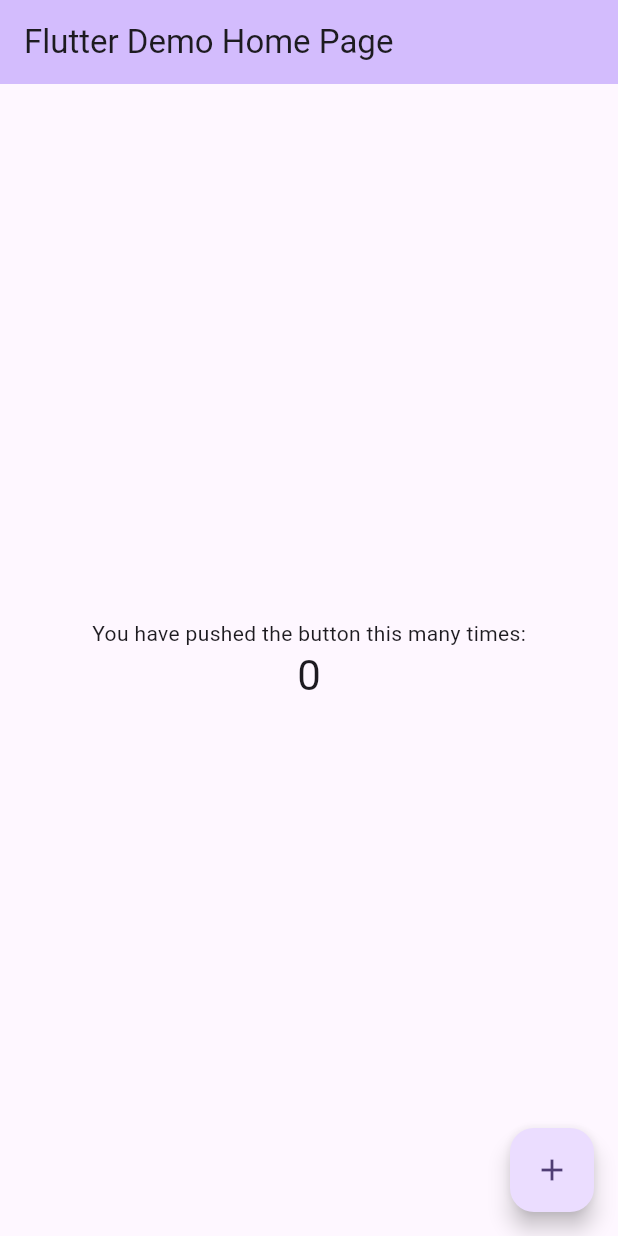
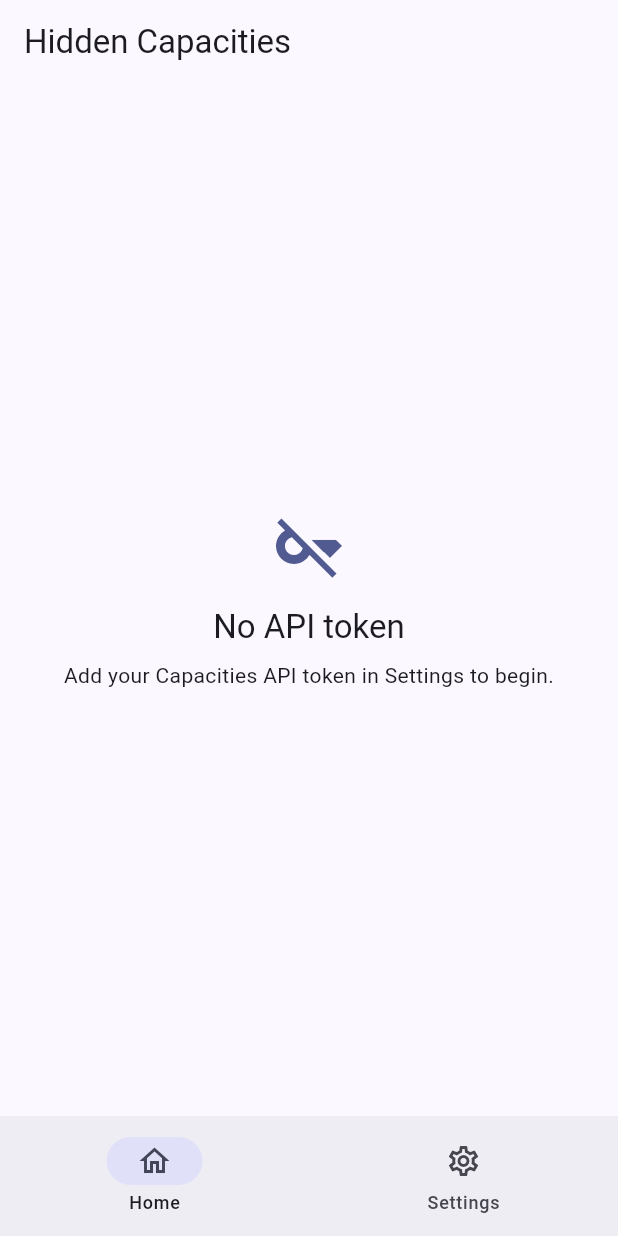
Before and after one commit to ZackaryW/hidden-capacities, a Flutter app: the screen it shows after launch, on a phone screen of 412 x 824 dp. Run offline on Flutter 3.47's test engine with Material 3 defaults, Android fonts, the phone set to English and light mode, and no system bars; our stand-ins replace flutter_secure_storage; missing offline and left inert: flutter_quill, pointycastle, unofficial_capacities.

Commit message:
feat(ui): LocalSend-style shell, Home flow, Settings, Quill viewer
zmem(DECISION): the app shell rebuilds the HomeController whenever the API token changes (space-scoped CapacitiesClient needs the token at construction), showing a no-token prompt until one is set
zmem(DECISION): clipboard auto-detection polls via ClipboardWatcher with an injectable reader and a watchClipboard flag, so widget tests run without a pending platform timer
zmem(LESSON_LEARNT): flutter_quill 11 renders read-only via QuillController(readOnly: true) + QuillEditor.basic, and requires FlutterQuillLocalizations.delegate registered on MaterialApp
- FlutterSecureKv adapter; Home renders every HomeState (idle/plain/encrypted/decrypted/wrong-password/encrypted-link/error); Settings persists token/passphrase/auto-decrypt
- post-encrypt link opens Capacities via url_launcher; widget smoke test boots + navigates

```diff
--- a/lib/main.dart
+++ b/lib/main.dart
@@ -1,122 +1,7 @@
 import 'package:flutter/material.dart';
 
+import 'src/ui/app.dart';
+
 void main() {
-  runApp(const MyApp());
+  runApp(const HiddenCapApp());
 }
-
-class MyApp extends StatelessWidget {
-  const MyApp({super.key});
-
-  // This widget is the root of your application.
-  @override
-  Widget build(BuildContext context) {
-    return MaterialApp(
-      title: 'Flutter Demo',
-      theme: ThemeData(
-        // This is the theme of your application.
-        //
-        // TRY THIS: Try running your application with "flutter run". You'll see
-        // the application has a purple toolbar. Then, without quitting the app,
-        // try changing the seedColor in the colorScheme below to Colors.green
-        // and then invoke "hot reload" (save your changes or press the "hot
-        // reload" button in a Flutter-supported IDE, or press "r" if you used
-        // the command line to start the app).
-        //
-        // Notice that the counter didn't reset back to zero; the application
-        // state is not lost during the reload. To reset the state, use hot
-        // restart instead.
-        //
-        // This works for code too, not just values: Most code changes can be
-        // tested with just a hot reload.
-        colorScheme: .fromSeed(seedColor: Colors.deepPurple),
-      ),
-      home: const MyHomePage(title: 'Flutter Demo Home Page'),
-    );
-  }
-}
-
-class MyHomePage extends StatefulWidget {
-  const MyHomePage({super.key, required this.title});
-
-  // This widget is the home page of your application. It is stateful, meaning
-  // that it has a State object (defined below) that contains fields that affect
-  // how it looks.
-
-  // This class is the configuration for the state. It holds the values (in this
-  // case the title) provided by the parent (in this case the App widget) and
-  // used by the build method of the State. Fields in a Widget subclass are
-  // always marked "final".
-
-  final String title;
-
-  @override
-  State<MyHomePage> createState() => _MyHomePageState();
-}
-
-class _MyHomePageState extends State<MyHomePage> {
-  int _counter = 0;
-
-  void _incrementCounter() {
-    setState(() {
-      // This call to setState tells the Flutter framework that something has
-      // changed in this State, which causes it to rerun the build method below
-      // so that the display can reflect the updated values. If we changed
-      // _counter without calling setState(), then the build method would not be
-      // called again, and so nothing would appear to happen.
-      _counter++;
-    });
-  }
-
-  @override
-  Widget build(BuildContext context) {
-    // This method is rerun every time setState is called, for instance as done
-    // by the _incrementCounter method above.
-    //
-    // The Flutter framework has been optimized to make rerunning build methods
-    // fast, so that you can just rebuild anything that needs updating rather
-    // than having to individually change instances of widgets.
-    return Scaffold(
-      appBar: AppBar(
-        // TRY THIS: Try changing the color here to a specific color (to
-        // Colors.amber, perhaps?) and trigger a hot reload to see the AppBar
-        // change color while the other colors stay the same.
-        backgroundColor: Theme.of(context).colorScheme.inversePrimary,
-        // Here we take the value from the MyHomePage object that was created by
-        // the App.build method, and use it to set our appbar title.
-        title: Text(widget.title),
-      ),
-      body: Center(
-        // Center is a layout widget. It takes a single child and positions it
-        // in the middle of the parent.
-        child: Column(
-          // Column is also a layout widget. It takes a list of children and
-          // arranges them vertically. By default, it sizes itself to fit its
-          // children horizontally, and tries to be as tall as its parent.
-          //
-          // Column has various properties to control how it sizes itself and
-          // how it positions its children. Here we use mainAxisAlignment to
-          // center the children vertically; the main axis here is the vertical
-          // axis because Columns are vertical (the cross axis would be
-          // horizontal).
-          //
-          // TRY THIS: Invoke "debug painting" (choose the "Toggle Debug Paint"
-          // action in the IDE, or press "p" in the console), to see the
-          // wireframe for each widget.
-          mainAxisAlignment: .center,
-          children: [
-            const Text('You have pushed the button this many times:'),
-            Text(
-              '$_counter',
-              style: Theme.of(context).textTheme.headlineMedium,
-            ),
-          ],
-        ),
-      ),
-      floatingActionButton: FloatingActionButton(
-        onPressed: _incrementCounter,
-        tooltip: 'Increment',
-        child: const Icon(Icons.add),
-      ),
-    );
-  }
-}
--- /dev/null
+++ b/lib/src/clipboard/clipboard_watcher.dart
@@ -0,0 +1,47 @@
+import 'dart:async';
+
+import 'package:flutter/services.dart';
+
+/// Reads the current plain-text clipboard contents.
+typedef ClipboardReader = Future<String?> Function();
+
+/// Polls the clipboard and reports new content once per change, so a copied
+/// `capacities://` deeplink is auto-detected. The reader is injectable for
+/// tests; the default uses the platform clipboard.
+class ClipboardWatcher {
+  final ClipboardReader _read;
+  final Duration interval;
+
+  Timer? _timer;
+  String? _last;
+
+  ClipboardWatcher({
+    ClipboardReader? read,
+    this.interval = const Duration(seconds: 2),
+  }) : _read = read ?? _platformRead;
+
+  static Future<String?> _platformRead() async =>
+      (await Clipboard.getData(Clipboard.kTextPlain))?.text;
+
+  /// Starts polling; [onChanged] fires only when the clipboard text differs
+  /// from the last seen value.
+  void start(void Function(String) onChanged) {
+    _timer ??= Timer.periodic(interval, (_) => _tick(onChanged));
+  }
+
+  Future<void> _tick(void Function(String) onChanged) async {
+    final text = await _read();
+    if (text != null && text != _last) {
+      _last = text;
+      onChanged(text);
+    }
+  }
+
+  /// Reads the clipboard once immediately (e.g. a manual "check" action).
+  Future<void> checkNow(void Function(String) onChanged) => _tick(onChanged);
+
+  void dispose() {
+    _timer?.cancel();
+    _timer = null;
+  }
+}
--- /dev/null
+++ b/lib/src/settings/flutter_secure_kv.dart
@@ -0,0 +1,18 @@
+import 'package:flutter_secure_storage/flutter_secure_storage.dart';
+
+import 'settings_store.dart';
+
+/// [SecureKeyValue] backed by `flutter_secure_storage` (the app's real store).
+class FlutterSecureKv implements SecureKeyValue {
+  final FlutterSecureStorage _storage;
+
+  FlutterSecureKv([FlutterSecureStorage? storage])
+      : _storage = storage ?? const FlutterSecureStorage();
+
+  @override
+  Future<String?> read(String key) => _storage.read(key: key);
+
+  @override
+  Future<void> write(String key, String value) =>
+      _storage.write(key: key, value: value);
+}
--- /dev/null
+++ b/lib/src/ui/app.dart
@@ -0,0 +1,141 @@
+import 'package:flutter/material.dart';
+import 'package:flutter_localizations/flutter_localizations.dart';
+import 'package:flutter_quill/flutter_quill.dart';
+import 'package:unofficial_capacities/unofficial_capacities.dart';
+
+import '../clipboard/clipboard_watcher.dart';
+import '../crypto/hidden_cap_cipher.dart';
+import '../integration/capacities_gateway.dart';
+import '../service/hidden_cap_service.dart';
+import '../settings/flutter_secure_kv.dart';
+import '../settings/settings_store.dart';
+import '../transform/block_quill_transform.dart';
+import 'home_controller.dart';
+import 'home_page.dart';
+import 'settings_page.dart';
+
+/// Builds the encrypt/decrypt service for a given API [token].
+typedef ServiceFactory = HiddenCapService Function(String token);
+
+HiddenCapService _defaultServiceFactory(String token) => HiddenCapService(
+      gateway: CapacitiesGateway(CapacitiesClient(apiToken: token)),
+      cipher: HiddenCapCipher(),
+      transform: BlockQuillTransform(),
+    );
+
+/// Root app. [settingsOverride]/[serviceFactory]/[watchClipboard] exist so
+/// widget tests can inject an in-memory store, a fake service, and disable the
+/// polling timer.
+class HiddenCapApp extends StatelessWidget {
+  final SettingsStore? settingsOverride;
+  final ServiceFactory serviceFactory;
+  final bool watchClipboard;
+
+  const HiddenCapApp({
+    super.key,
+    this.settingsOverride,
+    this.serviceFactory = _defaultServiceFactory,
+    this.watchClipboard = true,
+  });
+
+  @override
+  Widget build(BuildContext context) {
+    return MaterialApp(
+      title: 'Hidden Capacities',
+      localizationsDelegates: const [
+        GlobalMaterialLocalizations.delegate,
+        GlobalWidgetsLocalizations.delegate,
+        GlobalCupertinoLocalizations.delegate,
+        FlutterQuillLocalizations.delegate,
+      ],
+      supportedLocales: const [Locale('en')],
+      theme: ThemeData(colorSchemeSeed: Colors.indigo, useMaterial3: true),
+      darkTheme: ThemeData(
+        colorSchemeSeed: Colors.indigo,
+        brightness: Brightness.dark,
+        useMaterial3: true,
+      ),
+      home: HomeShell(
+        settings: settingsOverride ?? SettingsStore(FlutterSecureKv()),
+        serviceFactory: serviceFactory,
+        watchClipboard: watchClipboard,
+      ),
+    );
+  }
+}
+
+class HomeShell extends StatefulWidget {
+  final SettingsStore settings;
+  final ServiceFactory serviceFactory;
+  final bool watchClipboard;
+
+  const HomeShell({
+    super.key,
+    required this.settings,
+    required this.serviceFactory,
+    this.watchClipboard = true,
+  });
+
+  @override
+  State<HomeShell> createState() => _HomeShellState();
+}
+
+class _HomeShellState extends State<HomeShell> {
+  final _watcher = ClipboardWatcher();
+  HomeController? _controller;
+  int _index = 0;
+
+  @override
+  void initState() {
+    super.initState();
+    _rebuildController().then((_) {
+      if (widget.watchClipboard) {
+        _watcher.start((raw) => _controller?.handleClipboard(raw));
+      }
+    });
+  }
+
+  Future<void> _rebuildController() async {
+    final prefs = await widget.settings.load();
+    final token = prefs.apiToken;
+    setState(() {
+      _controller = (token == null || token.isEmpty)
+          ? null
+          : HomeController(
+              service: widget.serviceFactory(token),
+              settings: widget.settings,
+            );
+    });
+  }
+
+  @override
+  void dispose() {
+    _watcher.dispose();
+    super.dispose();
+  }
+
+  @override
+  Widget build(BuildContext context) {
+    final pages = [
+      HomePage(
+        controller: _controller,
+        onCheckClipboard: () =>
+            _watcher.checkNow((raw) => _controller?.handleClipboard(raw)),
+      ),
+      SettingsPage(store: widget.settings, onSaved: _rebuildController),
+    ];
+    return Scaffold(
+      appBar: AppBar(title: const Text('Hidden Capacities')),
+      body: IndexedStack(index: _index, children: pages),
+      bottomNavigationBar: NavigationBar(
+        selectedIndex: _index,
+        onDestinationSelected: (i) => setState(() => _index = i),
+        destinations: const [
+          NavigationDestination(icon: Icon(Icons.home_outlined), label: 'Home'),
+          NavigationDestination(
+              icon: Icon(Icons.settings_outlined), label: 'Settings'),
+        ],
+      ),
+    );
+  }
+}
--- /dev/null
+++ b/lib/src/ui/home_page.dart
@@ -0,0 +1,191 @@
+import 'package:flutter/material.dart';
+import 'package:flutter_quill/flutter_quill.dart';
+import 'package:url_launcher/url_launcher.dart';
+
+import 'home_controller.dart';
+
+/// The Home surface: reflects the [HomeController] state and offers the
+/// encrypt/decrypt actions. Renders decrypted content read-only in Quill.
+class HomePage extends StatelessWidget {
+  final HomeController? controller;
+  final Future<void> Function() onCheckClipboard;
+
+  const HomePage({
+    super.key,
+    required this.controller,
+    required this.onCheckClipboard,
+  });
+
+  @override
+  Widget build(BuildContext context) {
+    final c = controller;
+    if (c == null) {
+      return const _Centered(
+        icon: Icons.key_off,
+        title: 'No API token',
+        message: 'Add your Capacities API token in Settings to begin.',
+      );
+    }
+    return AnimatedBuilder(
+      animation: c,
+      builder: (context, _) => Padding(
+        padding: const EdgeInsets.all(24),
+        child: _buildState(context, c),
+      ),
+    );
+  }
+
+  Widget _buildState(BuildContext context, HomeController c) {
+    return switch (c.state) {
+      HomeIdle() => _Centered(
+          icon: Icons.content_paste_search,
+          title: 'Copy a Capacities link',
+          message: 'Copy a capacities:// block link — it is detected '
+              'automatically.',
+          action: FilledButton.icon(
+            onPressed: onCheckClipboard,
+            icon: const Icon(Icons.paste),
+            label: const Text('Check clipboard'),
+          ),
+        ),
+      HomeNeedsBlock() => const _Centered(
+          icon: Icons.link,
+          title: 'Link a specific block',
+          message: 'This link points at an object. Copy a link to a specific '
+              'block (with ?bid=…).',
+        ),
+      HomeInvalidLink() => const _Centered(
+          icon: Icons.link_off,
+          title: 'Invalid link',
+          message: 'That capacities:// link could not be parsed.',
+        ),
+      HomeLoading() => const Center(child: CircularProgressIndicator()),
+      HomeLoadedPlain() => _Centered(
+          icon: Icons.lock_open,
+          title: 'Plain block',
+          message: 'This block is not encrypted.',
+          action: FilledButton.icon(
+            onPressed: c.encryptCurrent,
+            icon: const Icon(Icons.lock),
+            label: const Text('Encrypt'),
+          ),
+        ),
+      HomeLoadedEncrypted() => _Centered(
+          icon: Icons.lock,
+          title: 'Encrypted block',
+          message: 'This block is a HIDDEN-CAP blob.',
+          action: FilledButton.icon(
+            onPressed: c.decryptCurrent,
+            icon: const Icon(Icons.lock_open),
+            label: const Text('Decrypt'),
+          ),
+        ),
+      HomeWrongPassword() => _Centered(
+          icon: Icons.error_outline,
+          title: 'Incorrect password',
+          message: 'The passphrase did not decrypt this block. Check it in '
+              'Settings.',
+          action: FilledButton.icon(
+            onPressed: c.decryptCurrent,
+            icon: const Icon(Icons.refresh),
+            label: const Text('Retry'),
+          ),
+        ),
+      HomeDecrypted(:final deltaOps) => _DecryptedView(deltaOps: deltaOps),
+      HomeEncrypted(:final link) => _Centered(
+          icon: Icons.check_circle_outline,
+          title: 'Encrypted',
+          message: 'Stored as a HIDDEN-CAP code block.',
+          action: FilledButton.icon(
+            onPressed: () => launchUrl(Uri.parse(link.build())),
+            icon: const Icon(Icons.open_in_new),
+            label: const Text('Open in Capacities'),
+          ),
+        ),
+      HomeError(:final message) => _Centered(
+          icon: Icons.warning_amber,
+          title: 'Something went wrong',
+          message: message,
+        ),
+    };
+  }
+}
+
+class _DecryptedView extends StatefulWidget {
+  final List<Map<String, dynamic>> deltaOps;
+  const _DecryptedView({required this.deltaOps});
+
+  @override
+  State<_DecryptedView> createState() => _DecryptedViewState();
+}
+
+class _DecryptedViewState extends State<_DecryptedView> {
+  late final QuillController _quill;
+
+  @override
+  void initState() {
+    super.initState();
+    _quill = QuillController(
+      document: Document.fromJson(widget.deltaOps),
+      selection: const TextSelection.collapsed(offset: 0),
+      readOnly: true,
+    );
+  }
+
+  @override
+  void dispose() {
+    _quill.dispose();
+    super.dispose();
+  }
+
+  @override
+  Widget build(BuildContext context) {
+    return Column(
+      crossAxisAlignment: CrossAxisAlignment.stretch,
+      children: [
+        Row(
+          children: const [
+            Icon(Icons.lock_open),
+            SizedBox(width: 8),
+            Text('Decrypted', style: TextStyle(fontWeight: FontWeight.bold)),
+          ],
+        ),
+        const SizedBox(height: 16),
+        Expanded(
+          child: QuillEditor.basic(controller: _quill),
+        ),
+      ],
+    );
+  }
+}
+
+class _Centered extends StatelessWidget {
+  final IconData icon;
+  final String title;
+  final String message;
+  final Widget? action;
+
+  const _Centered({
+    required this.icon,
+    required this.title,
+    required this.message,
+    this.action,
+  });
+
+  @override
+  Widget build(BuildContext context) {
+    return Center(
+      child: Column(
+        mainAxisSize: MainAxisSize.min,
+        children: [
+          Icon(icon, size: 48, color: Theme.of(context).colorScheme.primary),
+          const SizedBox(height: 16),
+          Text(title, style: Theme.of(context).textTheme.titleLarge),
+          const SizedBox(height: 8),
+          Text(message, textAlign: TextAlign.center),
+          if (action != null) ...[const SizedBox(height: 24), action!],
+        ],
+      ),
+    );
+  }
+}
--- a/pubspec.yaml
+++ b/pubspec.yaml
@@ -29,6 +29,8 @@
 # versions available, run `flutter pub outdated`.
 dependencies:
   flutter:
+    sdk: flutter
+  flutter_localizations:
     sdk: flutter
 
   # The following adds the Cupertino Icons font to your application.
```
Also changed, not shown: lib/src/ui/settings_page.dart (added, +109 -0 lines), 1 other file.
